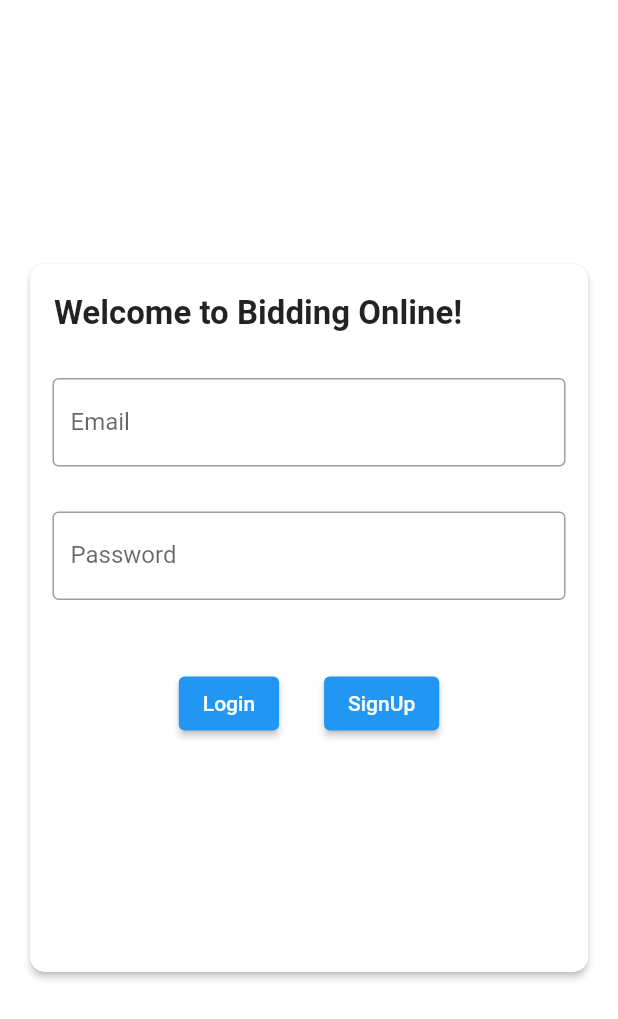
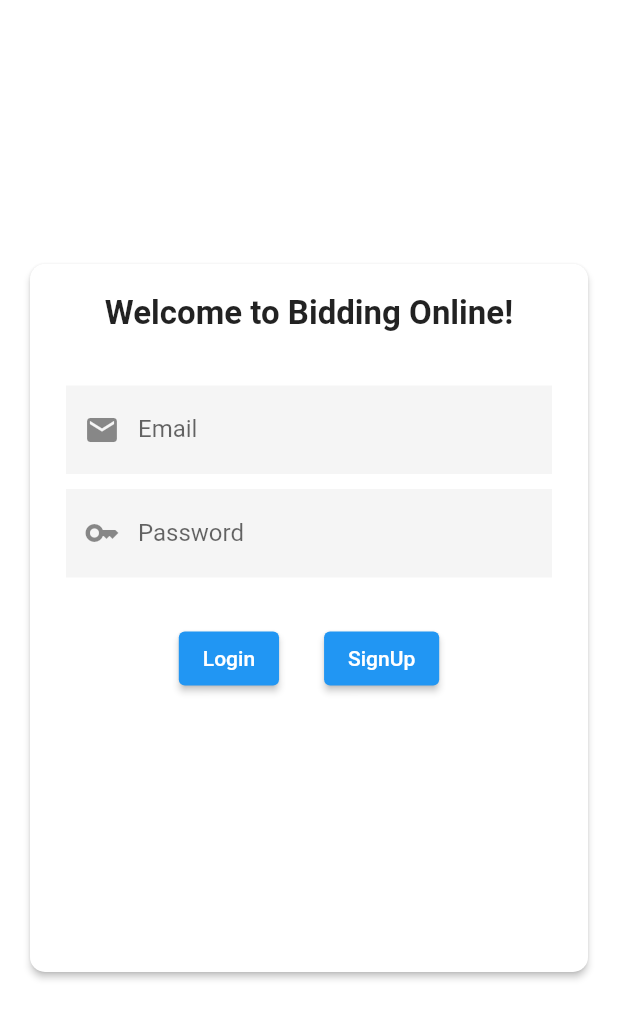
Before and after one commit to mizukageyama/bidding, a Flutter app: the screen it shows after launch, on a phone screen of 412 x 824 dp. Shown: the top 1019 px of the screen. Run offline on Flutter 3.47's test engine with Material 2 defaults, Android fonts, the phone set to English and light mode, and no system bars; our stand-ins replace cloud_firestore, firebase_auth, firebase_core, firebase_storage, get, image_picker and 1 more; accounts and stored records are empty.

Commit message:
LogIn UI

```diff
--- a/lib/constants/app_items.dart
+++ b/lib/constants/app_items.dart
@@ -1,6 +1,8 @@
 import 'package:bidding/models/menu_model.dart';
 import 'package:bidding/screens/seller/home.dart';
 import 'package:bidding/screens/seller/add_item_form.dart';
+
+import '../screens/auth/login.dart';
 
 List<MenuItem> sellerSideMenuItem = [
   MenuItem('Dashboard', SellerHome()),
@@ -10,3 +12,8 @@ List<MenuItem> sellerSideMenuItem = [
   MenuItem('Settings', SellerHome()),
   MenuItem('Logout', SellerHome()),
 ];
+
+final List<MenuItem> rbutton = [
+  MenuItem('Seller', LoginScreen()),
+  MenuItem('Bidder', LoginScreen()),
+];
--- a/lib/screens/auth/login.dart
+++ b/lib/screens/auth/login.dart
@@ -1,11 +1,10 @@
-import 'package:bidding/controllers/auth_controller.dart';
 import 'package:bidding/layout/styles.dart';
+import 'package:bidding/widgets/form_input_field_with_icon.dart';
 import 'package:flutter/material.dart';
 import 'package:get/get.dart';
 
 class LoginScreen extends StatelessWidget {
-  LoginScreen({Key? key}) : super(key: key);
-  final AuthController authController = Get.find();
+  const LoginScreen({Key? key}) : super(key: key);
 
   @override
   Widget build(BuildContext context) {
@@ -15,8 +14,8 @@ class LoginScreen extends StatelessWidget {
         width: 400,
         padding: const EdgeInsets.all(10.00),
         child: Card(
-          shape:
-              RoundedRectangleBorder(borderRadius: BorderRadius.circular(10)),
+          shape: RoundedRectangleBorder(
+            borderRadius: BorderRadius.circular(10)),
             color: whiteColor,
             elevation: 2,
             child: Column(
@@ -25,47 +24,50 @@ class LoginScreen extends StatelessWidget {
                const SizedBox(
                   height: 5,
                 ),
-              const ListTile(
+              const  ListTile(
                   title: Text(
                     'Welcome to Bidding Online!',
+                    textAlign: TextAlign.center,
                     style: TextStyle(
                       fontFamily: 'Roboto',
                       fontWeight: FontWeight.w700,
                       fontSize: 22),
                   ),
                 ),
+                const SizedBox(height: 20,),
                 Padding(
-                padding: const EdgeInsets.all(15),
-                child: TextFormField(
-                  controller: authController.emailController,
-                  decoration: const InputDecoration(
-                    border: OutlineInputBorder(),
+                  padding: const EdgeInsets.symmetric(horizontal: 24),
+                  child: Column(
+                    mainAxisAlignment: MainAxisAlignment.start,
+                    crossAxisAlignment: CrossAxisAlignment.stretch,
+                    children: const <Widget>[
+                      FormInputFieldWithIcon(
+                        iconPrefix: Icons.email,
                         labelText: 'Email',
+                        keyboardType: TextInputType.emailAddress,
                         ),
-                ),
-              ),
-              Padding(
-                padding: const EdgeInsets.all(15),
-                child: TextFormField(
-                  controller: authController.passwordController,
-                  decoration: const InputDecoration(
-                    border: OutlineInputBorder(),
+                      SizedBox(height: 10,),
+
+                      FormInputFieldWithIcon(
+                        iconPrefix: Icons.key,
                         labelText: 'Password',
                       ),
-                  obscureText: true,
+                  ])
               ),
-              ),
+
               ButtonBar(
                 alignment: MainAxisAlignment.center,
-                buttonPadding:
-                    const EdgeInsets.symmetric(horizontal: 30, vertical: 10),
+                buttonPadding:const EdgeInsets.symmetric(
+                horizontal: 30,
+                vertical: 10),
                 children: <Widget>[
                   ElevatedButton(
                     child: const Text('Login'),
-                      onPressed: () {
-                        authController.signInWithEmailAndPassword(context);
-                      }),
-                  ElevatedButton(child: const Text('SignUp'), onPressed: () {}),
+                    onPressed: (){}),
+
+                    ElevatedButton(
+                    child: const Text('SignUp'),
+                    onPressed: (){}),
                    ],
                  )
               ],
--- /dev/null
+++ b/lib/widgets/form_input_field_with_icon.dart
@@ -0,0 +1,40 @@
+import 'package:flutter/material.dart';
+
+class FormInputFieldWithIcon extends StatelessWidget {
+   const FormInputFieldWithIcon(
+      {
+      required this.iconPrefix,
+      required this.labelText,
+      this.textInputAction = TextInputAction.next,
+      this.keyboardType = TextInputType.text,
+     //this.obscureText = false,
+      this.minLines = 1,
+      this.maxLines,
+      this.suffixIcon,});
+
+  final IconData iconPrefix;
+  final Widget? suffixIcon;
+  final String labelText;
+  final TextInputType keyboardType;
+  final TextInputAction textInputAction;
+  final int minLines;
+  final int? maxLines;
+
+  @override
+  Widget build(BuildContext context) {
+    return TextFormField(
+      decoration: InputDecoration(
+          filled: true,
+          prefixIcon: Icon(iconPrefix),
+          suffixIcon: suffixIcon,
+          labelText: labelText,
+          border: InputBorder.none),
+      textInputAction: textInputAction,
+
+      keyboardType: keyboardType,
+      maxLines: maxLines,
+      minLines: minLines,
+
+    );
+  }
+}
```
Lines whose indentation alone changed are shown as unchanged.
